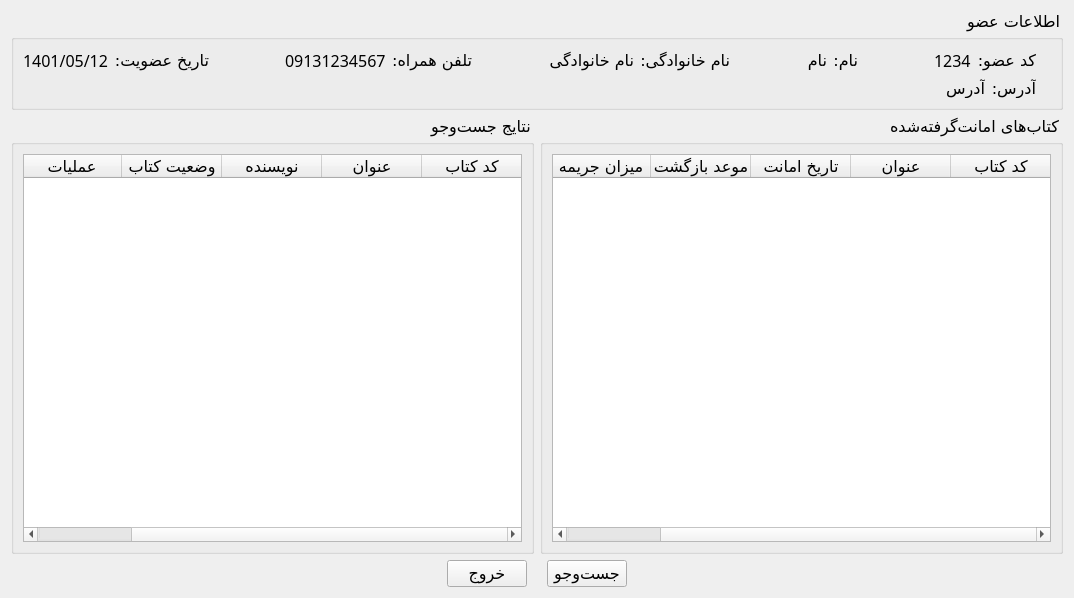
Dandelion07/Library, file MemberMainWindow.ui: the form before one commit.
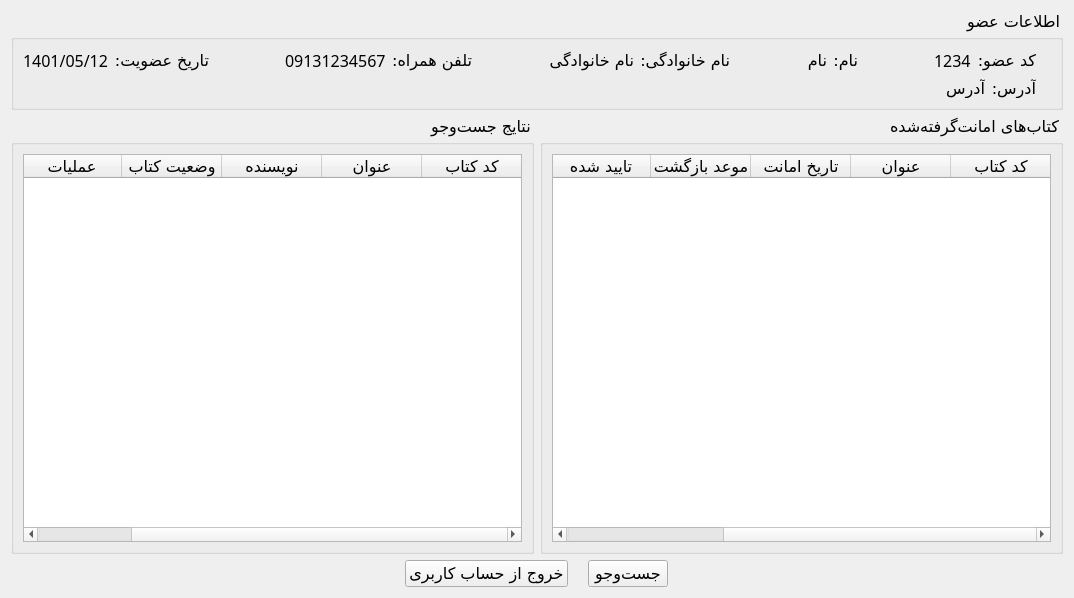
The form after the commit. Icons and pictures are not drawn.

```diff
--- a/MemberMainWindow.ui
+++ b/MemberMainWindow.ui
@@ -263,6 +263,17 @@
             </font>
            </property>
           </column>
+          <column>
+           <property name="text">
+            <string>تایید شده</string>
+           </property>
+           <property name="font">
+            <font>
+             <family>B Nazanin</family>
+             <pointsize>12</pointsize>
+            </font>
+           </property>
+          </column>
           <column>
            <property name="text">
             <string>میزان جریمه</string>
@@ -380,7 +391,7 @@
      <item>
       <widget class="QPushButton" name="btn_back">
        <property name="text">
-        <string>خروج</string>
+        <string>خروج از حساب کاربری</string>
        </property>
       </widget>
      </item>
```
